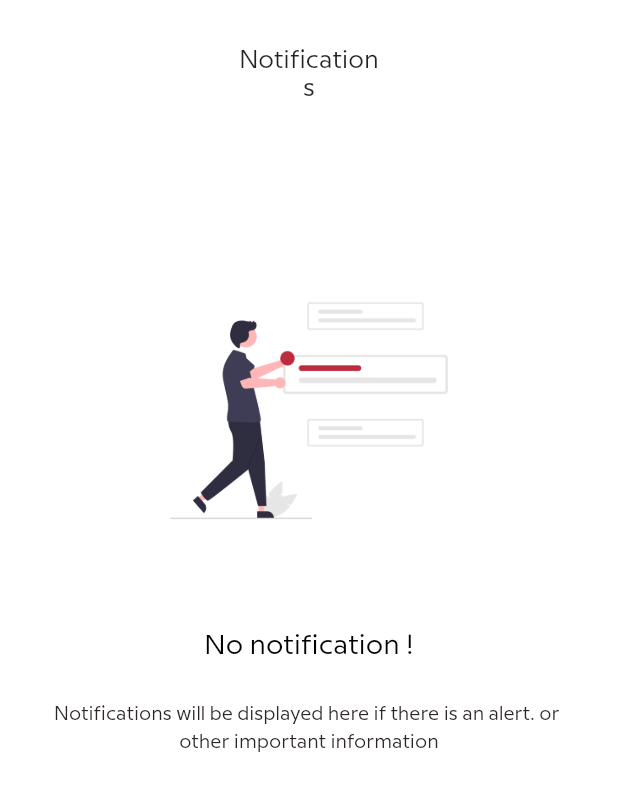
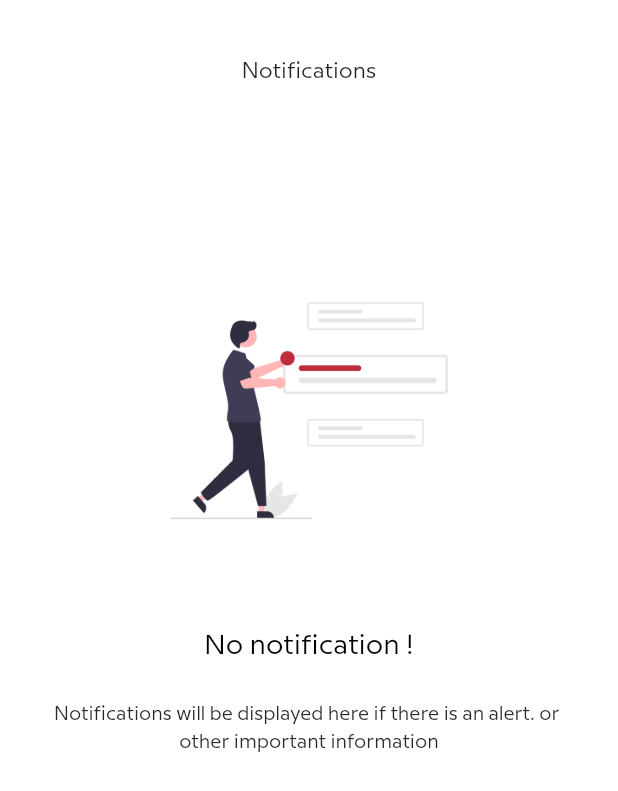
Before and after one commit to Manefa/lvfoods, a Flutter app: the NotificationPage screen opened by its route, on a phone screen of 412 x 824 dp. Shown: the top 791 px of the screen. Run offline on Flutter 3.47's test engine with Material 2 defaults, Android fonts, the phone set to English and light mode, and no system bars; our stand-ins replace bloc, country_code_picker, dartz, dio, dotted_border, equatable and 12 more; accounts and stored records are empty; statements that could not run were skipped; key blocks and very long unbroken strings in the code were emptied for the run.

Commit message:
Delivery Update

```diff
--- a/lib/ui/delivery/notification_delivery/page/notification_page.dart
+++ b/lib/ui/delivery/notification_delivery/page/notification_page.dart
@@ -43,7 +43,7 @@ class _NotificationPageState extends State<NotificationPage> {
                           "Notifications",
                           textAlign: TextAlign.center,
                           style: TextStyle(
-                            fontSize: 18.sp,
+                            fontSize: 16.sp,
                             fontFamily: "Milliard",
                             fontWeight: FontWeight.w400,
                           ),
--- a/lib/ui/delivery/order_detail/widgets/order_detail/widgets/order_detail_ready.dart
+++ b/lib/ui/delivery/order_detail/widgets/order_detail/widgets/order_detail_ready.dart
@@ -256,13 +256,15 @@ class _ListOfOrderReadyState extends State<ListOfOrderReady> {
                                                       )
                                                   )
                                               ),
-                                              child:Text(
+                                              child:FittedBox(
+                                                child: Text(
                                                   "Prendre",
                                                   textAlign: TextAlign.center,
                                                   style: TextStyle(
                                                     color:  Color.fromRGBO(148, 148, 148, 1),
                                                     fontFamily: "Milliard",
                                                     fontSize: 12.sp,
+                                                  ),
                                                 ),
                                               ),
                                             ),
--- a/lib/ui/delivery/order_detail/widgets/order_detail/widgets/order_detail_recovered.dart
+++ b/lib/ui/delivery/order_detail/widgets/order_detail/widgets/order_detail_recovered.dart
@@ -242,13 +242,15 @@ class _ListViewRecoveredState extends State<ListViewRecovered> {
                                                       )
                                                   )
                                               ),
-                                              child:Text(
+                                              child:FittedBox(
+                                                child: Text(
                                                   "Déposer",
                                                   textAlign: TextAlign.center,
                                                   style: TextStyle(
                                                     color:  Color.fromRGBO(148, 148, 148, 1),
                                                     fontFamily: "Milliard",
                                                     fontSize: 12.sp,
+                                                  ),
                                                 ),
                                               ),
                                             ),
```
Also changed, not shown: lib/ui/delivery/order_detail/widgets/order_detail/widgets/order_detail_in_progress.dart (+9 -7 lines). Lines whose indentation alone changed are shown as unchanged.
